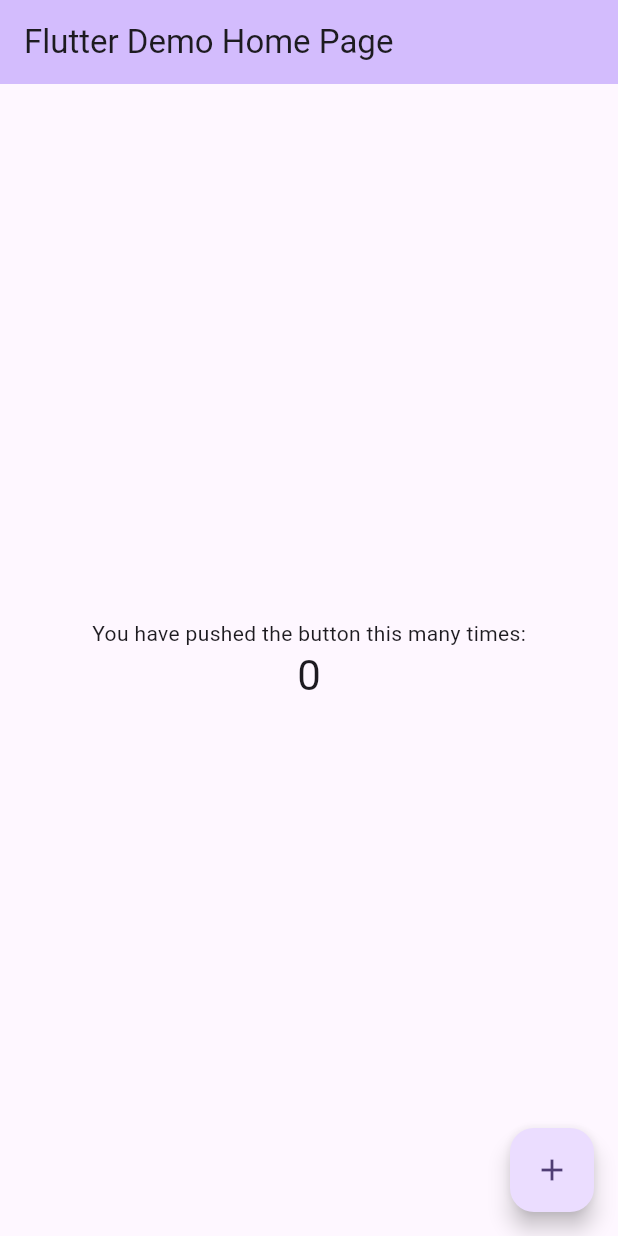
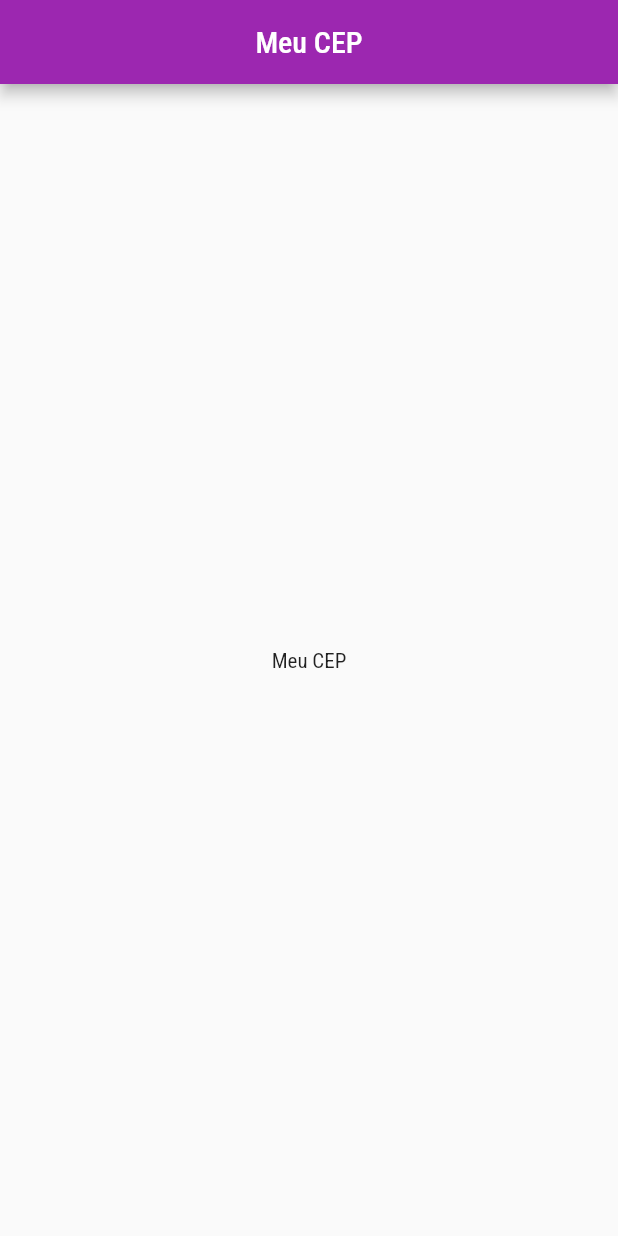
Before and after one commit to marconys/App_viaCep, a Flutter app: the screen it shows after launch, on a phone screen of 412 x 824 dp. Run offline on Flutter 3.47's test engine with Material 2 defaults, Android fonts, the phone set to English and light mode, and no system bars; our stand-ins replace google_fonts.

Commit message:
feat: adjusting the initial structure of the app

```diff
--- a/lib/main.dart
+++ b/lib/main.dart
@@ -1,125 +1,6 @@
 import 'package:flutter/material.dart';
+import 'package:via_cep_api/my_app.dart';
 
 void main() {
   runApp(const MyApp());
 }
-
-class MyApp extends StatelessWidget {
-  const MyApp({super.key});
-
-  // This widget is the root of your application.
-  @override
-  Widget build(BuildContext context) {
-    return MaterialApp(
-      title: 'Flutter Demo',
-      theme: ThemeData(
-        // This is the theme of your application.
-        //
-        // TRY THIS: Try running your application with "flutter run". You'll see
-        // the application has a blue toolbar. Then, without quitting the app,
-        // try changing the seedColor in the colorScheme below to Colors.green
-        // and then invoke "hot reload" (save your changes or press the "hot
-        // reload" button in a Flutter-supported IDE, or press "r" if you used
-        // the command line to start the app).
-        //
-        // Notice that the counter didn't reset back to zero; the application
-        // state is not lost during the reload. To reset the state, use hot
-        // restart instead.
-        //
-        // This works for code too, not just values: Most code changes can be
-        // tested with just a hot reload.
-        colorScheme: ColorScheme.fromSeed(seedColor: Colors.deepPurple),
-        useMaterial3: true,
-      ),
-      home: const MyHomePage(title: 'Flutter Demo Home Page'),
-    );
-  }
-}
-
-class MyHomePage extends StatefulWidget {
-  const MyHomePage({super.key, required this.title});
-
-  // This widget is the home page of your application. It is stateful, meaning
-  // that it has a State object (defined below) that contains fields that affect
-  // how it looks.
-
-  // This class is the configuration for the state. It holds the values (in this
-  // case the title) provided by the parent (in this case the App widget) and
-  // used by the build method of the State. Fields in a Widget subclass are
-  // always marked "final".
-
-  final String title;
-
-  @override
-  State<MyHomePage> createState() => _MyHomePageState();
-}
-
-class _MyHomePageState extends State<MyHomePage> {
-  int _counter = 0;
-
-  void _incrementCounter() {
-    setState(() {
-      // This call to setState tells the Flutter framework that something has
-      // changed in this State, which causes it to rerun the build method below
-      // so that the display can reflect the updated values. If we changed
-      // _counter without calling setState(), then the build method would not be
-      // called again, and so nothing would appear to happen.
-      _counter++;
-    });
-  }
-
-  @override
-  Widget build(BuildContext context) {
-    // This method is rerun every time setState is called, for instance as done
-    // by the _incrementCounter method above.
-    //
-    // The Flutter framework has been optimized to make rerunning build methods
-    // fast, so that you can just rebuild anything that needs updating rather
-    // than having to individually change instances of widgets.
-    return Scaffold(
-      appBar: AppBar(
-        // TRY THIS: Try changing the color here to a specific color (to
-        // Colors.amber, perhaps?) and trigger a hot reload to see the AppBar
-        // change color while the other colors stay the same.
-        backgroundColor: Theme.of(context).colorScheme.inversePrimary,
-        // Here we take the value from the MyHomePage object that was created by
-        // the App.build method, and use it to set our appbar title.
-        title: Text(widget.title),
-      ),
-      body: Center(
-        // Center is a layout widget. It takes a single child and positions it
-        // in the middle of the parent.
-        child: Column(
-          // Column is also a layout widget. It takes a list of children and
-          // arranges them vertically. By default, it sizes itself to fit its
-          // children horizontally, and tries to be as tall as its parent.
-          //
-          // Column has various properties to control how it sizes itself and
-          // how it positions its children. Here we use mainAxisAlignment to
-          // center the children vertically; the main axis here is the vertical
-          // axis because Columns are vertical (the cross axis would be
-          // horizontal).
-          //
-          // TRY THIS: Invoke "debug painting" (choose the "Toggle Debug Paint"
-          // action in the IDE, or press "p" in the console), to see the
-          // wireframe for each widget.
-          mainAxisAlignment: MainAxisAlignment.center,
-          children: <Widget>[
-            const Text(
-              'You have pushed the button this many times:',
-            ),
-            Text(
-              '$_counter',
-              style: Theme.of(context).textTheme.headlineMedium,
-            ),
-          ],
-        ),
-      ),
-      floatingActionButton: FloatingActionButton(
-        onPressed: _incrementCounter,
-        tooltip: 'Increment',
-        child: const Icon(Icons.add),
-      ), // This trailing comma makes auto-formatting nicer for build methods.
-    );
-  }
-}
--- /dev/null
+++ b/lib/my_app.dart
@@ -0,0 +1,16 @@
+import 'package:flutter/material.dart';
+import 'package:google_fonts/google_fonts.dart';
+import 'package:via_cep_api/views/home_view.dart';
+
+class MyApp extends StatelessWidget {
+  const MyApp({super.key});
+
+  @override
+  Widget build(BuildContext context) {
+    return MaterialApp(
+      debugShowCheckedModeBanner: false,
+      theme: ThemeData(primarySwatch: Colors.purple, textTheme: GoogleFonts.robotoCondensedTextTheme()),
+      home: const HomeView(),
+    );
+  }
+}
--- /dev/null
+++ b/lib/views/home_view.dart
@@ -0,0 +1,18 @@
+import 'package:flutter/material.dart';
+
+class HomeView extends StatefulWidget {
+  const HomeView({super.key});
+
+  @override
+  State<HomeView> createState() => _HomeViewState();
+}
+
+class _HomeViewState extends State<HomeView> {
+  @override
+  Widget build(BuildContext context) {
+    return Scaffold(
+      appBar: AppBar(title: const Text("Meu CEP"), centerTitle: true,),
+      body: const Center(child: Text("Meu CEP"),),
+    );
+  }
+}
--- a/pubspec.yaml
+++ b/pubspec.yaml
@@ -35,6 +35,7 @@ dependencies:
   # The following adds the Cupertino Icons font to your application.
   # Use with the CupertinoIcons class for iOS style icons.
   cupertino_icons: ^1.0.2
+  google_fonts: ^5.1.0
 
 dev_dependencies:
   flutter_test:
```
Also changed, not shown: pubspec.lock, 1 other file.
